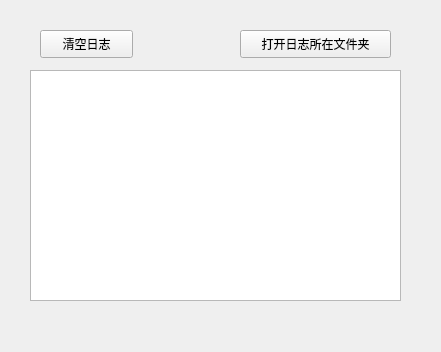
Qt form ui/log_page.ui (xiaoyuan1021/MyTool) before a commit.
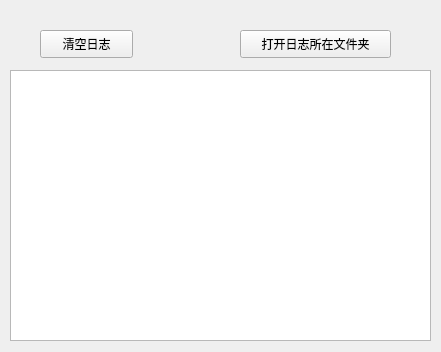
The same form after that commit.

The edit to the form file:
```diff
--- a/ui/log_page.ui
+++ b/ui/log_page.ui
@@ -42,10 +42,10 @@
   <widget class="QTextEdit" name="textEdit_log">
    <property name="geometry">
     <rect>
-     <x>30</x>
+     <x>10</x>
      <y>70</y>
-     <width>371</width>
-     <height>231</height>
+     <width>421</width>
+     <height>271</height>
     </rect>
    </property>
    <property name="readOnly">
```
